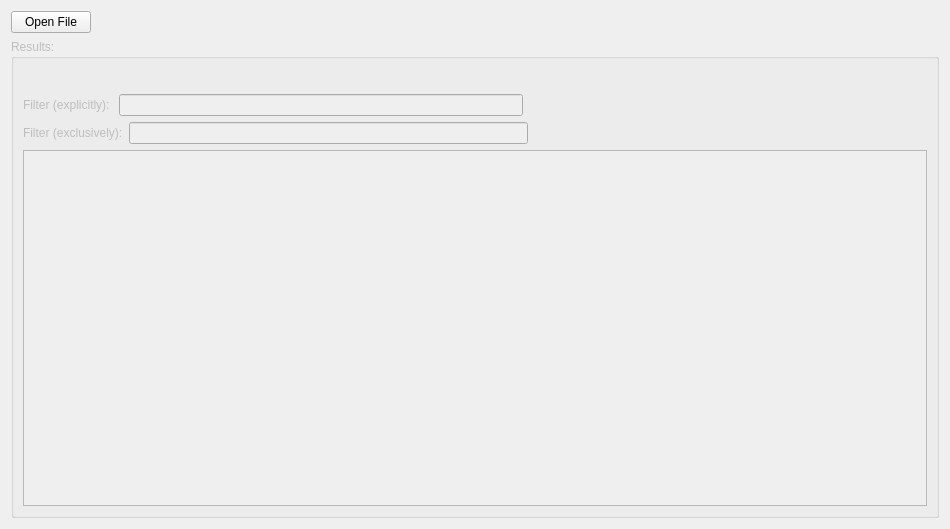
This is source/gui/widgets/WordCount.ui in BeenEncoded/word_counter as Qt 5 draws it before an edit. The edited form follows.
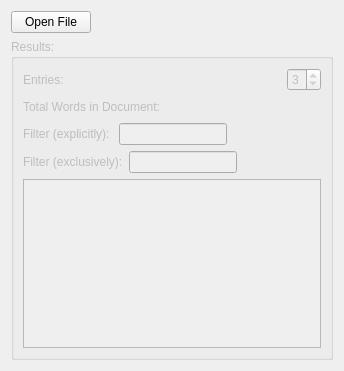
This is the edited form.

Commit message:
Chose to go with a word-padding style of context provision
added context and word counting algorithms in a seperate file;
added context dialog;
removed the listdialogs;
made design changes to the WordCount widget;

Diff of the .ui file:
```diff
--- a/source/gui/widgets/WordCount.ui
+++ b/source/gui/widgets/WordCount.ui
@@ -6,8 +6,8 @@
    <rect>
     <x>0</x>
     <y>0</y>
-    <width>950</width>
-    <height>529</height>
+    <width>344</width>
+    <height>371</height>
    </rect>
   </property>
   <property name="windowTitle">
@@ -50,17 +50,11 @@
       <item>
        <layout class="QHBoxLayout" name="horizontalLayout_4">
         <item>
-         <spacer name="horizontalSpacer_5">
-          <property name="orientation">
-           <enum>Qt::Horizontal</enum>
+         <widget class="QLabel" name="label_3">
+          <property name="text">
+           <string>Entries:</string>
           </property>
-          <property name="sizeHint" stdset="0">
-           <size>
-            <width>40</width>
-            <height>20</height>
-           </size>
-          </property>
-         </spacer>
+         </widget>
         </item>
         <item>
          <widget class="QLabel" name="word_count">
@@ -85,6 +79,53 @@
           </property>
          </spacer>
         </item>
+        <item>
+         <widget class="QSpinBox" name="concount">
+          <property name="toolTip">
+           <string>The number of words on each side of the chosen word when viewing contexts</string>
+          </property>
+          <property name="minimum">
+           <number>1</number>
+          </property>
+          <property name="maximum">
+           <number>9</number>
+          </property>
+          <property name="value">
+           <number>3</number>
+          </property>
+         </widget>
+        </item>
+       </layout>
+      </item>
+      <item>
+       <layout class="QHBoxLayout" name="horizontalLayout_5">
+        <item>
+         <widget class="QLabel" name="label_4">
+          <property name="text">
+           <string>Total Words in Document:</string>
+          </property>
+         </widget>
+        </item>
+        <item>
+         <widget class="QLabel" name="total">
+          <property name="text">
+           <string/>
+          </property>
+         </widget>
+        </item>
+        <item>
+         <spacer name="horizontalSpacer_6">
+          <property name="orientation">
+           <enum>Qt::Horizontal</enum>
+          </property>
+          <property name="sizeHint" stdset="0">
+           <size>
+            <width>40</width>
+            <height>20</height>
+           </size>
+          </property>
+         </spacer>
+        </item>
        </layout>
       </item>
       <item>
```
Left out of the diff: 24 changed lines with no effect on the pictures. The commit also changes 11 other files.
